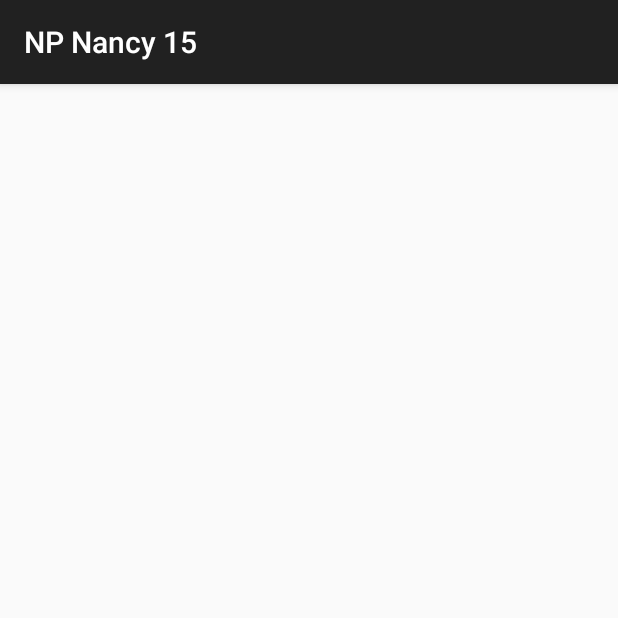
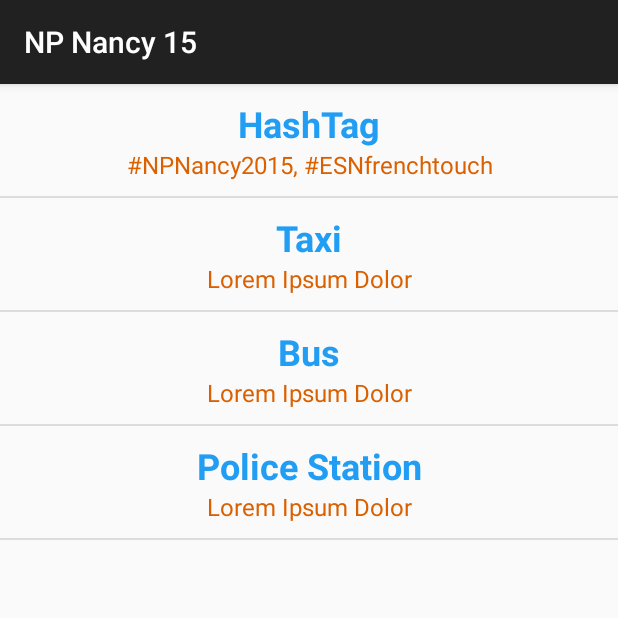
Before and after one commit to ESNFranceG33kTeam/np_nancy_15, an Android app: the fragment TipsFragment shown on its own in the app's theme, on a phone screen of 412 x 824 dp, the top half of it. Run offline under Robolectric (Android 15) with nearby library versions, the light colour scheme and no system bars.

Commit message:
Add tips and refactoring

```diff
--- a/app/build.gradle
+++ b/app/build.gradle
@@ -8,8 +8,8 @@
         applicationId "org.esn.geekteam.npnancy15"
         minSdkVersion 14
         targetSdkVersion 20
-        versionCode 5
-        versionName "0.40"
+        versionCode 7git
+        versionName "0.42"
     }
     buildTypes {
         release {
--- a/app/src/main/AndroidManifest.xml
+++ b/app/src/main/AndroidManifest.xml
@@ -39,7 +39,7 @@
         <service android:name=".GcmIntentService" />
 
         <activity
-            android:name=".SplashScreenActivity"
+            android:name=".activities.SplashScreenActivity"
             android:label="@string/app_name" >
             <intent-filter>
                 <action android:name="android.intent.action.MAIN" />
@@ -48,7 +48,8 @@
             </intent-filter>
         </activity>
 
-        <activity android:name=".MainActivity"></activity>
+        <activity android:name=".activities.MainActivity"></activity>
+        <activity android:name=".activities.DetailFragmentActivity"></activity>
         <meta-data android:name="com.google.android.gms.version" android:value="@integer/google_play_services_version" />
 
         <meta-data
--- a/app/src/main/java/org/esn/geekteam/npnancy15/GcmIntentService.java
+++ b/app/src/main/java/org/esn/geekteam/npnancy15/GcmIntentService.java
@@ -11,6 +11,8 @@
 import android.support.v4.app.NotificationCompat;
 
 import com.google.android.gms.gcm.GoogleCloudMessaging;
+
+import org.esn.geekteam.npnancy15.activities.SplashScreenActivity;
 
 import java.util.ArrayList;
 
--- a/app/src/main/java/org/esn/geekteam/npnancy15/fragments/TipsFragment.java
+++ b/app/src/main/java/org/esn/geekteam/npnancy15/fragments/TipsFragment.java
@@ -1,25 +1,110 @@
 package org.esn.geekteam.npnancy15.fragments;
 
+import android.app.Activity;
+import android.content.Context;
+import android.content.Intent;
 import android.os.Bundle;
-import android.support.v4.app.Fragment;
 import android.view.LayoutInflater;
 import android.view.View;
 import android.view.ViewGroup;
+import android.widget.BaseAdapter;
+import android.widget.ListView;
+import android.widget.TextView;
 
 import org.esn.geekteam.npnancy15.R;
+import org.esn.geekteam.npnancy15.activities.DetailFragmentActivity;
+import org.esn.geekteam.npnancy15.models.Tips;
+
+import java.util.ArrayList;
 
 /**
  * Created by Spider on 29/04/15.
  */
-public class TipsFragment extends Fragment {
-    private static final String TAG = OCFragment.class.getSimpleName();
+public class TipsFragment extends android.support.v4.app.ListFragment {
+    private static final String TAG = AwardsFragment.class.getSimpleName();
+    private ArrayList<Tips> tips;
+    private CustomListAdapter adapter;
 
     public void onCreate(Bundle savedInstanceState) {
         super.onCreate(savedInstanceState);
+
+        initTips();
+
+        // Set an Adapter to the ListView
+        adapter = new CustomListAdapter(getActivity());
+        this.setListAdapter(adapter);
     }
 
     public View onCreateView(LayoutInflater inflater, ViewGroup container,
                              Bundle savedInstanceState) {
-        return inflater.inflate(R.layout.list_tips, container, false);
+        return inflater.inflate(R.layout.list_fragment, container, false);
+    }
+
+    public void onListItemClick(ListView l, View v, int pos, long id) {
+        super.onListItemClick(l, v, pos, id);
+
+        if (tips.get(pos).getTitle().equalsIgnoreCase("HashTag")){
+            Intent intent = new Intent(getActivity(), DetailFragmentActivity.class);
+
+            Bundle b = new Bundle();
+            b.putSerializable("tip", tips.get(pos));
+            intent.putExtras(b);
+
+            startActivity(intent);
+        }
+
+    }
+
+    public void initTips(){
+        tips = new ArrayList<Tips>();
+        tips.add(new Tips("HashTag", "#NPNancy2015, #ESNfrenchtouch"));
+        tips.add(new Tips("Taxi", "Lorem Ipsum Dolor"));
+        tips.add(new Tips("Bus", "Lorem Ipsum Dolor"));
+        tips.add(new Tips("Police Station", "Lorem Ipsum Dolor"));
+    }
+
+    class CustomListAdapter extends BaseAdapter {
+        private LayoutInflater layoutInflater;
+
+        public CustomListAdapter(Activity activity) {
+
+            layoutInflater = (LayoutInflater) activity
+                    .getSystemService(Context.LAYOUT_INFLATER_SERVICE);
+        }
+
+        @Override
+        public int getCount() {
+            return tips.size();
+        }
+
+        @Override
+        public Object getItem(int position) {
+            return position;
+        }
+
+        @Override
+        public long getItemId(int position) {
+            return position;
+        }
+
+        @Override
+        public View getView(int position, View convertView, ViewGroup parent) {
+
+            // Inflate the item layout and set the views
+            View listItem = convertView;
+            int pos = position;
+            if (listItem == null) {
+                listItem = layoutInflater.inflate(R.layout.list_tips, null);
+            }
+
+            // Initialize the views in the layout
+            TextView tvTitle = (TextView) listItem.findViewById(R.id.title);
+            TextView tvDescription = (TextView) listItem.findViewById(R.id.description);
+
+            tvTitle.setText(tips.get(pos).getTitle());
+            tvDescription.setText(tips.get(pos).getDescription());
+
+            return listItem;
+        }
     }
 }
--- /dev/null
+++ b/app/src/main/java/org/esn/geekteam/npnancy15/models/Tips.java
@@ -0,0 +1,40 @@
+package org.esn.geekteam.npnancy15.models;
+
+import java.io.Serializable;
+
+/**
+ * Created by Spider on 06/05/15.
+ */
+public class Tips implements Serializable {
+    private String title;
+    private String description;
+
+    public Tips(String title, String description) {
+        this.title = title;
+        this.description = description;
+    }
+
+    public String getTitle() {
+        return title;
+    }
+
+    public void setTitle(String title) {
+        this.title = title;
+    }
+
+    public String getDescription() {
+        return description;
+    }
+
+    public void setDescription(String description) {
+        this.description = description;
+    }
+
+    @Override
+    public String toString() {
+        return "Tips{" +
+                "title='" + title + '\'' +
+                ", description='" + description + '\'' +
+                '}';
+    }
+}
--- a/app/src/main/res/layout/list_tips.xml
+++ b/app/src/main/res/layout/list_tips.xml
@@ -1,6 +1,28 @@
 <?xml version="1.0" encoding="utf-8"?>
 <LinearLayout xmlns:android="http://schemas.android.com/apk/res/android"
     android:orientation="vertical" android:layout_width="match_parent"
-    android:layout_height="match_parent">
+    android:layout_height="match_parent"
+    android:padding="10dp">
+
+    <TextView
+        android:id="@+id/title"
+        android:layout_width="fill_parent"
+        android:layout_height="fill_parent"
+        android:ellipsize="end"
+        android:maxLines="1"
+        android:textSize="24dp"
+        android:textColor="@color/esnblue"
+        android:textStyle="bold"
+        android:gravity="center"/>
+
+    <TextView
+        android:id="@+id/description"
+        android:layout_width="fill_parent"
+        android:layout_height="fill_parent"
+        android:ellipsize="end"
+        android:maxLines="3"
+        android:textSize="16dp"
+        android:textColor="@color/esnorange"
+        android:gravity="center"/>
 
 </LinearLayout>
--- a/app/src/main/res/values/strings.xml
+++ b/app/src/main/res/values/strings.xml
@@ -14,7 +14,7 @@
 
     <!-- ABOUT FRAGMENT -->
     <string name="about_title">NP Nancy 2015</string>
-    <string name="about_version">v0.30</string>
+    <string name="about_version">v0.42</string>
     <string name="about_author">©G33kteam</string>
     <string name="about_country">ESN France</string>
 </resources>
```
Also changed, not shown: app/src/main/java/org/esn/geekteam/npnancy15/activities/DetailFragmentActivity.java (added, +38 -0 lines), app/src/main/java/org/esn/geekteam/npnancy15/activities/MainActivity.java (renamed from app/src/main/java/org/esn/geekteam/npnancy15/MainActivity.java, +2 -20 lines), app/src/main/java/org/esn/geekteam/npnancy15/activities/SplashScreenActivity.java (renamed from app/src/main/java/org/esn/geekteam/npnancy15/SplashScreenActivity.java, +6 -11 lines), app/src/main/java/org/esn/geekteam/npnancy15/fragments/AboutFragment.java (+11 -0 lines), app/src/main/java/org/esn/geekteam/npnancy15/fragments/OCFragment.java (+5 -3 lines), app/src/main/res/layout/activity_detail.xml (added, +22 -0 lines), app/src/main/res/layout/fragment_about.xml (+5 -4 lines), app/src/main/res/layout/list_awards.xml (+7 -4 lines), 1 other file.
